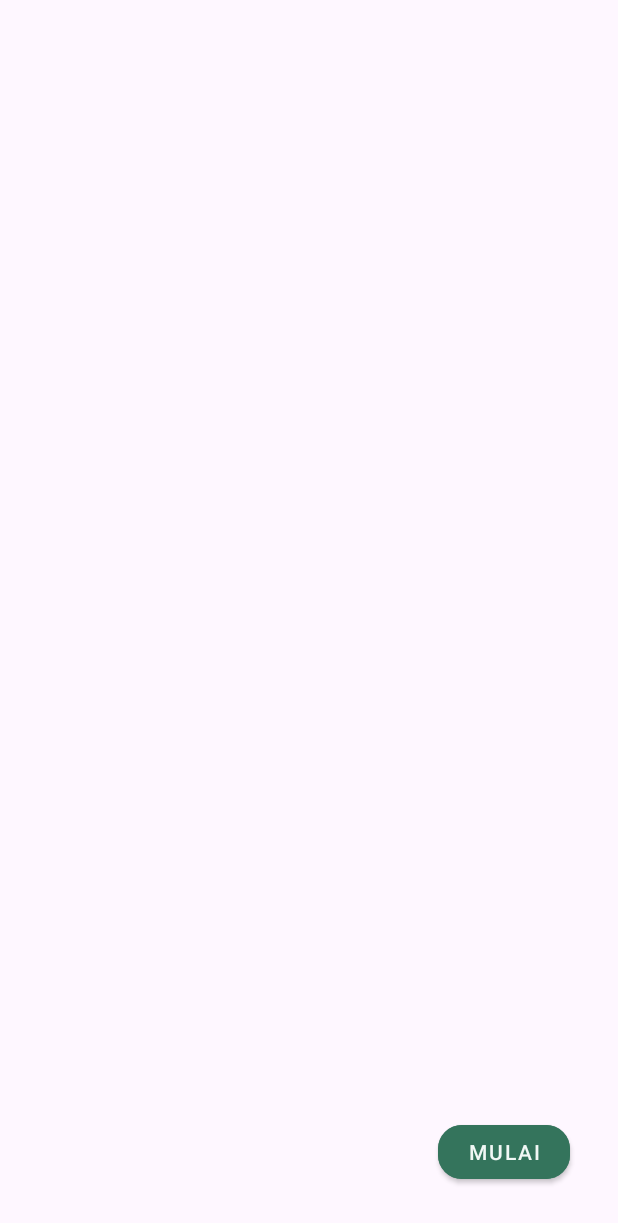
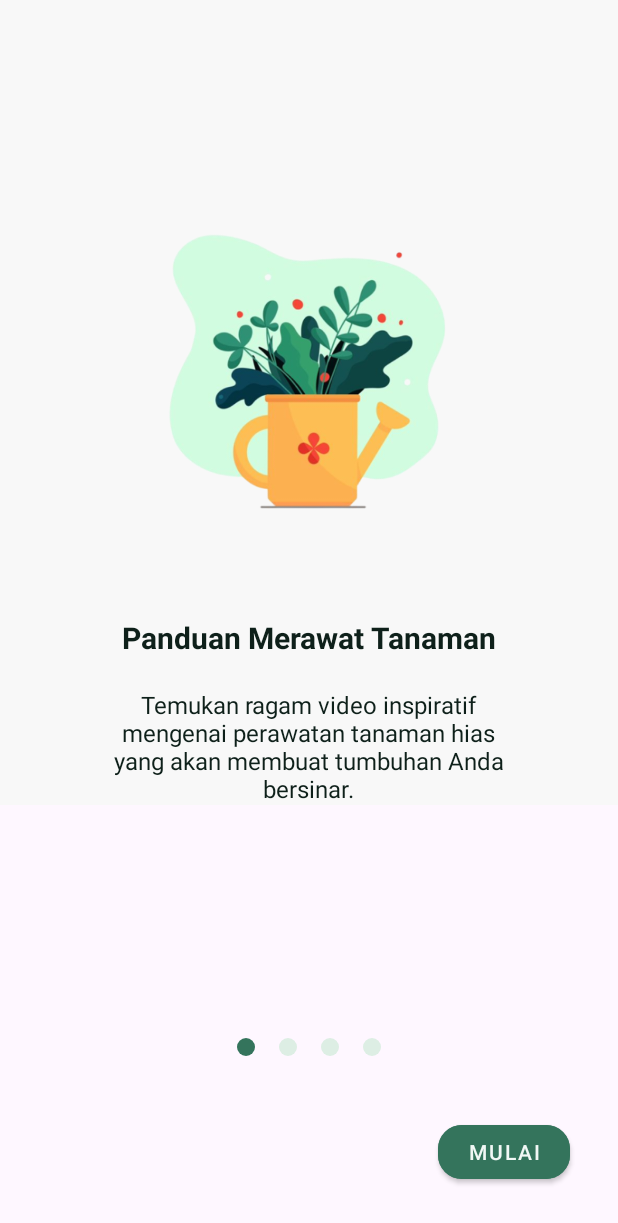
Before and after one commit to rennoesche/Floria-massive, an Android app: the WelcomingActivity screen opened directly, with no data from a screen before it, on a phone screen of 412 x 824 dp. Shown: the top 1223 px of the screen. Run offline under Robolectric (Android 15) with nearby library versions, the phone set to English and light mode, and no system bars.

Commit message:
add circle indicator

```diff
--- a/app/src/main/java/org/umi/floria/ui/WelcomingActivity.kt
+++ b/app/src/main/java/org/umi/floria/ui/WelcomingActivity.kt
@@ -4,28 +4,39 @@
 import android.content.Intent
 import android.content.SharedPreferences
 import android.os.Bundle
+import android.view.View
 import android.widget.Button
+import android.widget.LinearLayout
 import androidx.appcompat.app.AppCompatActivity
-import androidx.viewpager.widget.ViewPager
+import androidx.viewpager2.widget.ViewPager2
 import org.umi.floria.R
+import org.umi.floria.ui.adapter.WelcomingPagerAdapter
 
 class WelcomingActivity : AppCompatActivity() {
 
-    private lateinit var viewPager: ViewPager
+    private lateinit var viewPager: ViewPager2
+    private lateinit var indicatorLayout: LinearLayout
     private lateinit var sharedPreferences: SharedPreferences
 
     override fun onCreate(savedInstanceState: Bundle?) {
         super.onCreate(savedInstanceState)
         sharedPreferences = getPreferences(Context.MODE_PRIVATE)
 
-        if (isFreshInstall()) {
+        if (sharedPreferences.getBoolean("FreshInstall", true)) {
             setContentView(R.layout.activity_welcoming)
             val btnStart: Button = findViewById(R.id.btnStart)
+            indicatorLayout = findViewById(R.id.indicatorLayout)
 
             viewPager = findViewById(R.id.viewPager)
 
-            val adapter = WelcomingPagerAdapter(supportFragmentManager)
+            val adapter = WelcomingPagerAdapter(this)
             viewPager.adapter = adapter
+
+            viewPager.registerOnPageChangeCallback(object : ViewPager2.OnPageChangeCallback() {
+                override fun onPageSelected(position: Int) {
+                    updateIndicator(position)
+                }
+            })
 
             btnStart.setOnClickListener {
                 setFreshInstall(false)
@@ -33,17 +44,23 @@
                 startActivity(intent)
                 finish()
             }
-        }
-        else {
+        } else {
             val intent = Intent(this, MainActivity::class.java)
             startActivity(intent)
             finish()
         }
+    }
+    //    private fun isFreshInstall(): Boolean {
+//        return sharedPreferences.getBoolean("FreshInstall", true)
+//    }
 
+    private fun updateIndicator(position: Int) {
+        for (i in 0 until indicatorLayout.childCount) {
+            val circle = indicatorLayout.getChildAt(i) as View
+            circle.setBackgroundResource(if (i == position) R.drawable.sel_circle_bg else R.drawable.circle_bg)
+        }
     }
-    private fun isFreshInstall(): Boolean {
-        return sharedPreferences.getBoolean("FreshInstall", true)
-    }
+
     private fun setFreshInstall(value: Boolean) {
         val editor = sharedPreferences.edit()
         editor.putBoolean("FreshInstall", value)
--- /dev/null
+++ b/app/src/main/res/drawable/circle_bg.xml
@@ -0,0 +1,6 @@
+<!-- res/drawable/circle_background.xml -->
+<shape xmlns:android="http://schemas.android.com/apk/res/android"
+    android:shape="oval">
+    <solid android:color="@color/green_100"/>
+    <size android:width="12dp" android:height="12dp"/>
+</shape>
--- /dev/null
+++ b/app/src/main/res/drawable/sel_circle_bg.xml
@@ -0,0 +1,6 @@
+<!-- res/drawable/circle_background.xml -->
+<shape xmlns:android="http://schemas.android.com/apk/res/android"
+    android:shape="oval">
+    <solid android:color="@color/green_600"/>
+    <size android:width="12dp" android:height="12dp"/>
+</shape>
--- a/app/src/main/res/layout/activity_welcoming.xml
+++ b/app/src/main/res/layout/activity_welcoming.xml
@@ -7,7 +7,34 @@
     <androidx.viewpager2.widget.ViewPager2
         android:id="@+id/viewPager"
         android:layout_width="match_parent"
-        android:layout_height="match_parent" />
+        android:layout_height="wrap_content" />
+    <LinearLayout
+        android:id="@+id/indicatorLayout"
+        android:layout_width="wrap_content"
+        android:layout_height="wrap_content"
+        android:layout_centerHorizontal="true"
+        android:layout_above="@id/btnStart"
+        android:layout_marginBottom="32dp"
+        android:orientation="horizontal">
+
+        <!-- Indikator lingkaran -->
+        <View
+            android:id="@+id/circle1"
+            style="@style/CircleIndicator"/>
+
+        <View
+            android:id="@+id/circle2"
+            style="@style/CircleIndicator"/>
+
+        <View
+            android:id="@+id/circle3"
+            style="@style/CircleIndicator"/>
+
+        <View
+            android:id="@+id/circle4"
+            style="@style/CircleIndicator"/>
+
+    </LinearLayout>
 
     <com.google.android.material.button.MaterialButton
         android:id="@+id/btnStart"
@@ -17,7 +44,7 @@
         android:layout_marginEnd="32dp"
         android:layout_marginBottom="32dp"
         app:cornerRadius="16dp"
-        android:text="Mulai"
+        android:text="@string/Start"
         android:textSize="14sp"
         android:textColor="@color/green_50"
         android:layout_alignParentBottom="true"
--- a/app/src/main/res/values-land/strings.xml
+++ b/app/src/main/res/values-land/strings.xml
@@ -7,4 +7,5 @@
     <string name="menu_b">Beranda</string>
     <string name="slide_1_title">Panduan Merawat Tanaman</string>
     <string name="slide_1_desc">Temukan ragam video inspiratif mengenai perawatan tanaman hias yang akan membuat tumbuhan Anda bersinar.</string>
+    <string name="Start">Mulai</string>
 </resources>
--- a/app/src/main/res/values-night/strings.xml
+++ b/app/src/main/res/values-night/strings.xml
@@ -7,4 +7,5 @@
     <string name="menu_b">Beranda</string>
     <string name="slide_1_title">Panduan Merawat Tanaman</string>
     <string name="slide_1_desc">Temukan ragam video inspiratif mengenai perawatan tanaman hias yang akan membuat tumbuhan Anda bersinar.</string>
+    <string name="Start">Mulai</string>
 </resources>
--- a/app/src/main/res/values-night/themes.xml
+++ b/app/src/main/res/values-night/themes.xml
@@ -1,6 +1,6 @@
-<resources xmlns:tools="http://schemas.android.com/tools">
+<resources >
     <!-- Base application theme. -->
-    <style name="Theme.Floria" parent="Theme.MaterialComponents.DayNight.DarkActionBar">
+    <style name="Theme.Floria" parent="Theme.MaterialComponents.DayNight.NoActionBar">
         <!-- Primary brand color. -->
         <item name="colorPrimary">@color/green_600</item>
         <item name="colorPrimaryVariant">@color/green_700</item>
--- a/app/src/main/res/values-v23/strings.xml
+++ b/app/src/main/res/values-v23/strings.xml
@@ -7,4 +7,5 @@
     <string name="menu_b">Beranda</string>
     <string name="slide_1_title">Panduan Merawat Tanaman</string>
     <string name="slide_1_desc">Temukan ragam video inspiratif mengenai perawatan tanaman hias yang akan membuat tumbuhan Anda bersinar.</string>
+    <string name="Start">Mulai</string>
 </resources>
--- a/app/src/main/res/values-w1240dp/strings.xml
+++ b/app/src/main/res/values-w1240dp/strings.xml
@@ -7,4 +7,5 @@
     <string name="menu_b">Beranda</string>
     <string name="slide_1_title">Panduan Merawat Tanaman</string>
     <string name="slide_1_desc">Temukan ragam video inspiratif mengenai perawatan tanaman hias yang akan membuat tumbuhan Anda bersinar.</string>
+    <string name="Start">Mulai</string>
 </resources>
--- a/app/src/main/res/values-w600dp/strings.xml
+++ b/app/src/main/res/values-w600dp/strings.xml
@@ -7,4 +7,5 @@
     <string name="menu_b">Beranda</string>
     <string name="slide_1_title">Panduan Merawat Tanaman</string>
     <string name="slide_1_desc">Temukan ragam video inspiratif mengenai perawatan tanaman hias yang akan membuat tumbuhan Anda bersinar.</string>
+    <string name="Start">Mulai</string>
 </resources>
--- a/app/src/main/res/values/strings.xml
+++ b/app/src/main/res/values/strings.xml
@@ -53,5 +53,6 @@
     <string name="slide_2_desc">Jelajahi beragam artikel informatif seputar tanaman hias untuk menambah pengetahuan dan wawasan Anda dalam merawat tanaman kesayangan.</string>
     <string name="slide_3_desc">Jangan khawatir lupa merawat tanaman! Gunakan fitur pengingat kami untuk menjaga tanaman hias tetap sehat dan cantik.</string>
     <string name="slide_4_desc">Bertemu dengan ahli! Gunakan fitur konsultasi untuk berkonsultasi langsung dengan para ahli tanaman hias. Dapatkan saran yang tepat untuk tanaman hias Anda.</string>
+    <string name="Start">Mulai</string>
 
 </resources>
--- a/app/src/main/res/values/style.xml
+++ b/app/src/main/res/values/style.xml
@@ -5,5 +5,11 @@
         <item name="android:backgroundTint">@color/green_600</item>
         <item name="android:textColor">@color/green_50</item>
     </style>
+    <style name="CircleIndicator">
+        <item name="android:layout_width">12dp</item>
+        <item name="android:layout_height">12dp</item>
+        <item name="android:layout_margin">8dp</item>
+        <item name="android:background">@drawable/circle_bg</item>
+    </style>
 
 </resources>
--- a/app/src/main/res/values/themes.xml
+++ b/app/src/main/res/values/themes.xml
@@ -1,6 +1,6 @@
-<resources xmlns:tools="http://schemas.android.com/tools">
+<resources >
     <!-- Base application theme. -->
-    <style name="Theme.Floria" parent="Theme.MaterialComponents.DayNight.DarkActionBar">
+    <style name="Theme.Floria" parent="Theme.MaterialComponents.DayNight.NoActionBar">
         <!-- Primary brand color. -->
         <item name="colorPrimary">@color/green_600</item>
         <item name="colorPrimaryVariant">@color/green_700</item>
```
